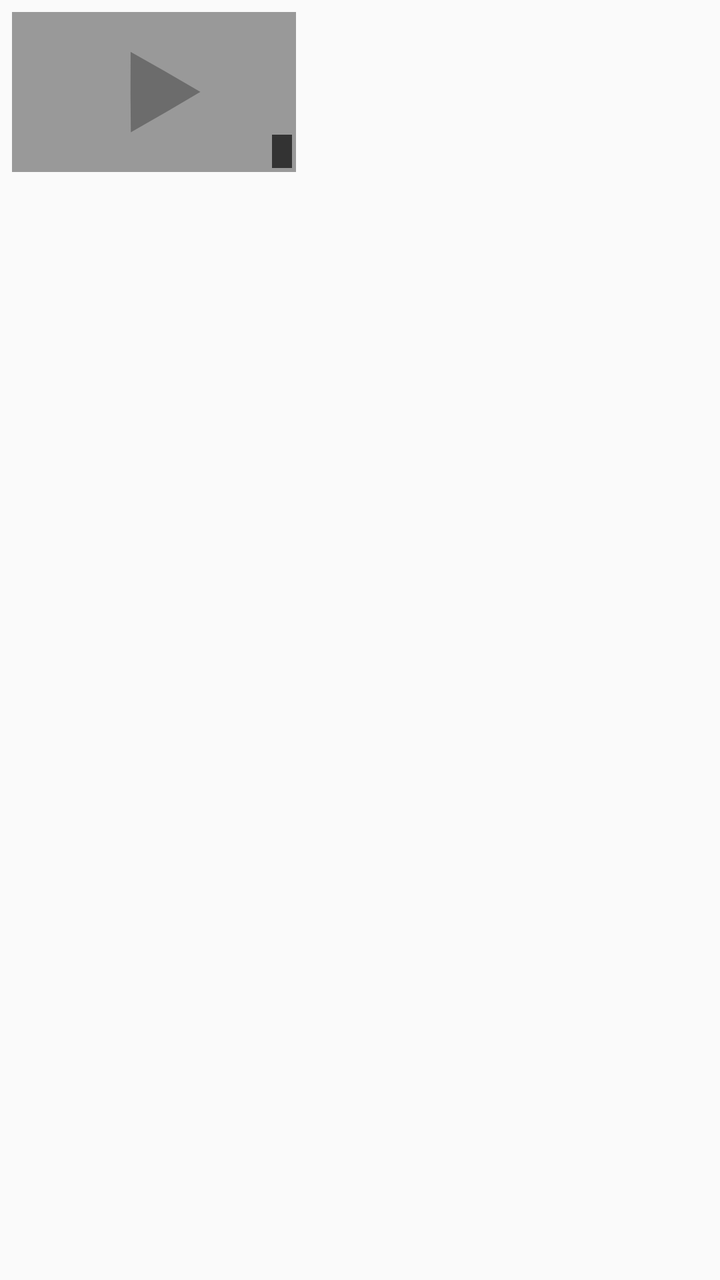
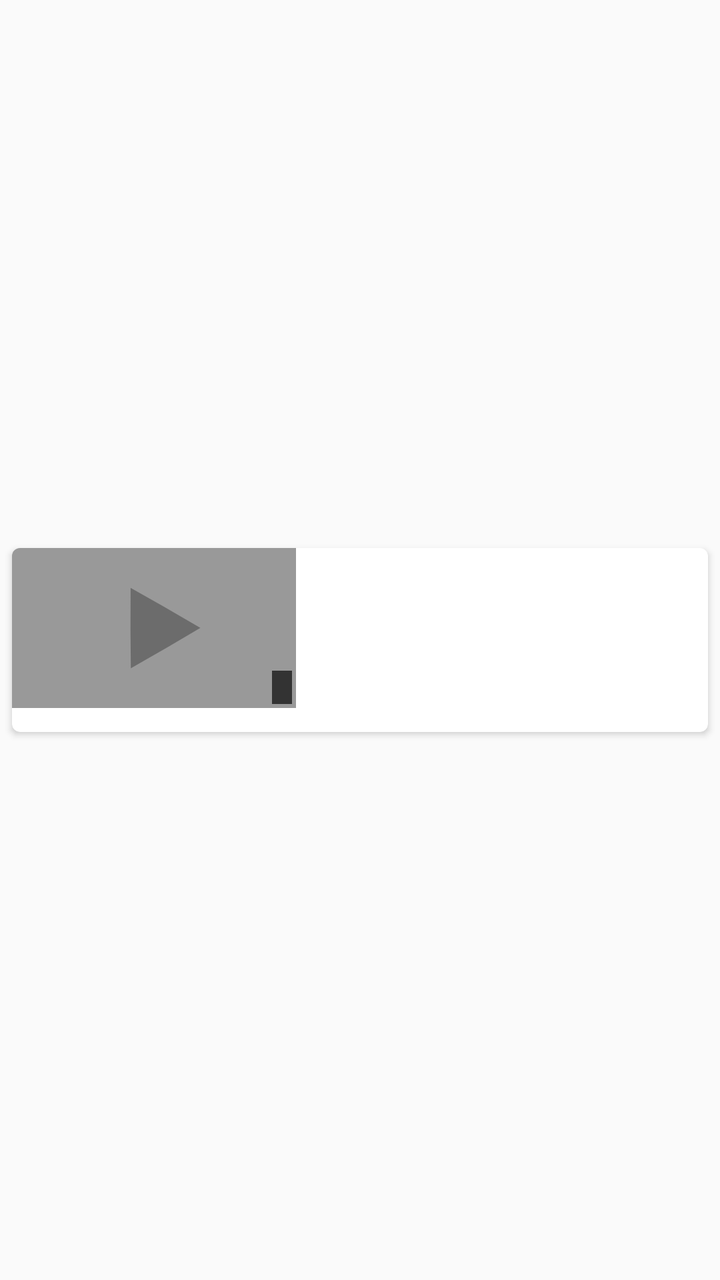

Screens rendered from an Android XML layout before and after an edit, with the pre-edit source and the edit as a unified diff.
<!-- AndroidManifest.xml: application theme AppTheme -->
<!-- res/layout/video_item.xml -->
<?xml version="1.0" encoding="utf-8"?>
<RelativeLayout
    xmlns:android="http://schemas.android.com/apk/res/android"
    android:orientation="vertical"
    android:layout_width="match_parent"
    android:layout_height="92dp"
    android:padding="6dp">

    <ImageView android:id="@+id/itemThumbnailView"
        android:contentDescription="@string/itemThumbnailViewDescription"
        android:layout_width="142dp"
        android:layout_height="80dp"
        android:layout_marginEnd="6dp"
        android:layout_marginRight="6dp"
        android:scaleType="centerCrop"
        android:layout_alignParentLeft="true"
        android:layout_alignParentStart="true"
        android:layout_alignParentTop="true"
        android:src="@drawable/dummy_thumbnail"/>

    <TextView android:id="@+id/itemVideoTitleView"
        android:layout_width="wrap_content"
        android:layout_height="36dp"
        android:layout_toRightOf="@id/itemThumbnailView"
        android:layout_toEndOf="@id/itemThumbnailView"
        android:layout_alignParentTop="true"
        android:textAppearance="?android:attr/textAppearanceLarge"
        android:textSize="@dimen/text_search_title_size"/>

    <TextView android:id="@+id/itemUploaderView"
        android:layout_width="wrap_content"
        android:layout_height="18dp"
        android:layout_toRightOf="@id/itemThumbnailView"
        android:layout_toEndOf="@id/itemThumbnailView"
        android:layout_below="@id/itemVideoTitleView"
        android:textAppearance="?android:attr/textAppearanceSmall"
        android:textSize="@dimen/text_search_uploader_size"/>

    <TextView android:id="@+id/itemUploadDateView"
        android:layout_width="wrap_content"
        android:layout_height="wrap_content"
        android:layout_toRightOf="@id/itemThumbnailView"
        android:layout_toEndOf="@id/itemThumbnailView"
        android:layout_below="@id/itemUploaderView"
        android:textAppearance="?android:attr/textAppearanceSmall"
        android:textSize="@dimen/text_search_uploadtime_size"
        />

    <TextView android:id="@+id/itemDurationView"
        android:layout_width="wrap_content"
        android:layout_height="wrap_content"
        android:layout_alignBottom="@id/itemThumbnailView"
        android:layout_alignRight="@id/itemThumbnailView"
        android:layout_alignEnd="@id/itemThumbnailView"
        android:layout_marginRight="2dp"
        android:layout_marginEnd="2dp"
        android:layout_marginBottom="2dp"
        android:paddingTop="1dp"
        android:paddingBottom="1dp"
        android:paddingRight="5dp"
        android:paddingLeft="5dp"
        android:textAppearance="?android:attr/textAppearanceSmall"
        android:textSize="@dimen/text_search_duration_size"
        android:background="@color/durationBackground"
        android:textColor="@color/durationText"/>

</RelativeLayout>
<!-- resources referenced by this layout -->
<resources>
  <color name="durationBackground">#aa000000</color>
  <color name="durationText">#eeffffff</color>
  <dimen name="text_search_duration_size">11sp</dimen>
  <dimen name="text_search_title_size">14sp</dimen>
  <dimen name="text_search_uploader_size">12sp</dimen>
  <dimen name="text_search_uploadtime_size">12sp</dimen>
  <!-- drawable dummy_thumbnail: png bitmap (drawable-nodpi, 2654 bytes) -->
  <string name="itemThumbnailViewDescription">Video preview thumbnail</string>
  <style name="AppTheme" parent="Theme.AppCompat.Light">
          <item name="android:actionBarStyle">@style/NewPipeActionbarTheme</item>
          <item name="actionBarStyle">@style/NewPipeActionbarTheme</item>
          <item name="colorPrimary">@color/primaryColorYoutube</item>
          <item name="colorPrimaryDark">@color/primaryColorDarkYoutube</item>
          <item name="colorAccent">@color/accentColorYoutube</item>
      </style>
  <style name="NewPipeActionbarTheme" parent="Widget.AppCompat.Light.ActionBar.Solid">
          <item name="android:displayOptions">showHome</item>
          <item name="displayOptions">showHome</item>
          <item name="android:background">@color/primaryColorYoutube</item>
          <item name="background">@color/primaryColorYoutube</item>
      </style>
  <color name="primaryColorYoutube">#cd322e</color>
  <color name="primaryColorDarkYoutube">#bc211d</color>
  <color name="accentColorYoutube">#000000</color>
</resources>

<!-- the commit's change to res/layout/video_item.xml (unified diff, before → after) -->
@@ -1,67 +1,84 @@
 <?xml version="1.0" encoding="utf-8"?>
-<RelativeLayout
-    xmlns:android="http://schemas.android.com/apk/res/android"
-    android:orientation="vertical"
+<LinearLayout xmlns:android="http://schemas.android.com/apk/res/android"
+    xmlns:tools="http://schemas.android.com/tools"
+    xmlns:card_view="http://schemas.android.com/apk/res-auto"
     android:layout_width="match_parent"
-    android:layout_height="92dp"
-    android:padding="6dp">
+    android:layout_height="wrap_content">
 
-    <ImageView android:id="@+id/itemThumbnailView"
-        android:contentDescription="@string/itemThumbnailViewDescription"
-        android:layout_width="142dp"
-        android:layout_height="80dp"
-        android:layout_marginEnd="6dp"
-        android:layout_marginRight="6dp"
-        android:scaleType="centerCrop"
-        android:layout_alignParentLeft="true"
-        android:layout_alignParentStart="true"
-        android:layout_alignParentTop="true"
-        android:src="@drawable/dummy_thumbnail"/>
+    <android.support.v7.widget.CardView
+        xmlns:card_view="http://schemas.android.com/apk/res-auto"
+        android:id="@+id/card_view"
+        android:layout_gravity="center"
+        android:orientation="vertical"
+        android:layout_width="match_parent"
+        android:layout_height="wrap_content"
+        android:layout_margin="6dp"
+        card_view:cardCornerRadius="4dp" >
 
-    <TextView android:id="@+id/itemVideoTitleView"
-        android:layout_width="wrap_content"
-        android:layout_height="36dp"
-        android:layout_toRightOf="@id/itemThumbnailView"
-        android:layout_toEndOf="@id/itemThumbnailView"
-        android:layout_alignParentTop="true"
-        android:textAppearance="?android:attr/textAppearanceLarge"
-        android:textSize="@dimen/text_search_title_size"/>
+        <RelativeLayout
+            xmlns:android="http://schemas.android.com/apk/res/android"
+            android:orientation="vertical"
+            android:layout_width="match_parent"
+            android:layout_height="92dp">
 
-    <TextView android:id="@+id/itemUploaderView"
-        android:layout_width="wrap_content"
-        android:layout_height="18dp"
-        android:layout_toRightOf="@id/itemThumbnailView"
-        android:layout_toEndOf="@id/itemThumbnailView"
-        android:layout_below="@id/itemVideoTitleView"
-        android:textAppearance="?android:attr/textAppearanceSmall"
-        android:textSize="@dimen/text_search_uploader_size"/>
+            <ImageView android:id="@+id/itemThumbnailView"
+                android:contentDescription="@string/itemThumbnailViewDescription"
+                android:layout_width="142dp"
+                android:layout_height="80dp"
+                android:layout_marginEnd="6dp"
+                android:layout_marginRight="6dp"
+                android:scaleType="centerCrop"
+                android:layout_alignParentLeft="true"
+                android:layout_alignParentStart="true"
+                android:layout_alignParentTop="true"
+                android:src="@drawable/dummy_thumbnail"/>
 
-    <TextView android:id="@+id/itemUploadDateView"
-        android:layout_width="wrap_content"
-        android:layout_height="wrap_content"
-        android:layout_toRightOf="@id/itemThumbnailView"
-        android:layout_toEndOf="@id/itemThumbnailView"
-        android:layout_below="@id/itemUploaderView"
-        android:textAppearance="?android:attr/textAppearanceSmall"
-        android:textSize="@dimen/text_search_uploadtime_size"
-        />
+            <TextView android:id="@+id/itemVideoTitleView"
+                android:layout_width="wrap_content"
+                android:layout_height="36dp"
+                android:layout_toRightOf="@id/itemThumbnailView"
+                android:layout_toEndOf="@id/itemThumbnailView"
+                android:layout_alignParentTop="true"
+                android:textAppearance="?android:attr/textAppearanceLarge"
+                android:textSize="@dimen/text_search_title_size"/>
 
-    <TextView android:id="@+id/itemDurationView"
-        android:layout_width="wrap_content"
-        android:layout_height="wrap_content"
-        android:layout_alignBottom="@id/itemThumbnailView"
-        android:layout_alignRight="@id/itemThumbnailView"
-        android:layout_alignEnd="@id/itemThumbnailView"
-        android:layout_marginRight="2dp"
-        android:layout_marginEnd="2dp"
-        android:layout_marginBottom="2dp"
-        android:paddingTop="1dp"
-        android:paddingBottom="1dp"
-        android:paddingRight="5dp"
-        android:paddingLeft="5dp"
-        android:textAppearance="?android:attr/textAppearanceSmall"
-        android:textSize="@dimen/text_search_duration_size"
-        android:background="@color/durationBackground"
-        android:textColor="@color/durationText"/>
+            <TextView android:id="@+id/itemUploaderView"
+                android:layout_width="wrap_content"
+                android:layout_height="18dp"
+                android:layout_toRightOf="@id/itemThumbnailView"
+                android:layout_toEndOf="@id/itemThumbnailView"
+                android:layout_below="@id/itemVideoTitleView"
+                android:textAppearance="?android:attr/textAppearanceSmall"
+                android:textSize="@dimen/text_search_uploader_size"/>
 
-</RelativeLayout>
+            <TextView android:id="@+id/itemUploadDateView"
+                android:layout_width="wrap_content"
+                android:layout_height="wrap_content"
+                android:layout_toRightOf="@id/itemThumbnailView"
+                android:layout_toEndOf="@id/itemThumbnailView"
+                android:layout_below="@id/itemUploaderView"
+                android:textAppearance="?android:attr/textAppearanceSmall"
+                android:textSize="@dimen/text_search_uploadtime_size"
+                />
+
+            <TextView android:id="@+id/itemDurationView"
+                android:layout_width="wrap_content"
+                android:layout_height="wrap_content"
+                android:layout_alignBottom="@id/itemThumbnailView"
+                android:layout_alignRight="@id/itemThumbnailView"
+                android:layout_alignEnd="@id/itemThumbnailView"
+                android:layout_marginRight="2dp"
+                android:layout_marginEnd="2dp"
+                android:layout_marginBottom="2dp"
+                android:paddingTop="1dp"
+                android:paddingBottom="1dp"
+                android:paddingRight="5dp"
+                android:paddingLeft="5dp"
+                android:textAppearance="?android:attr/textAppearanceSmall"
+                android:textSize="@dimen/text_search_duration_size"
+                android:background="@color/durationBackground"
+                android:textColor="@color/durationText"/>
+
+        </RelativeLayout>
+    </android.support.v7.widget.CardView>
+</LinearLayout>
